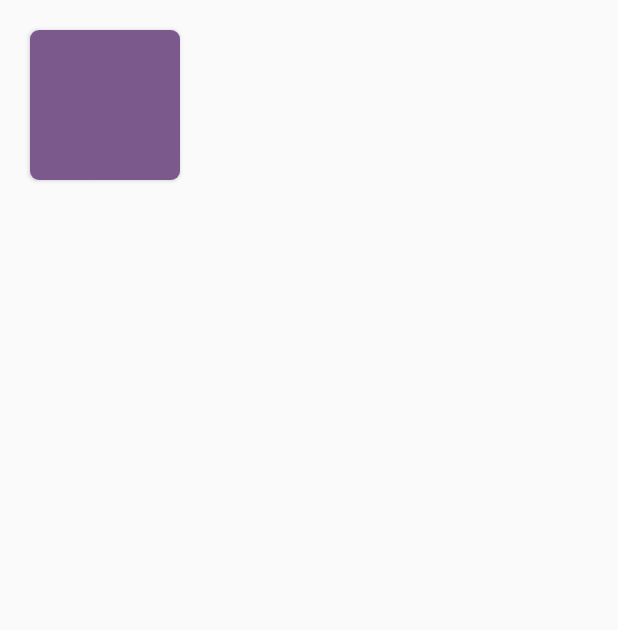
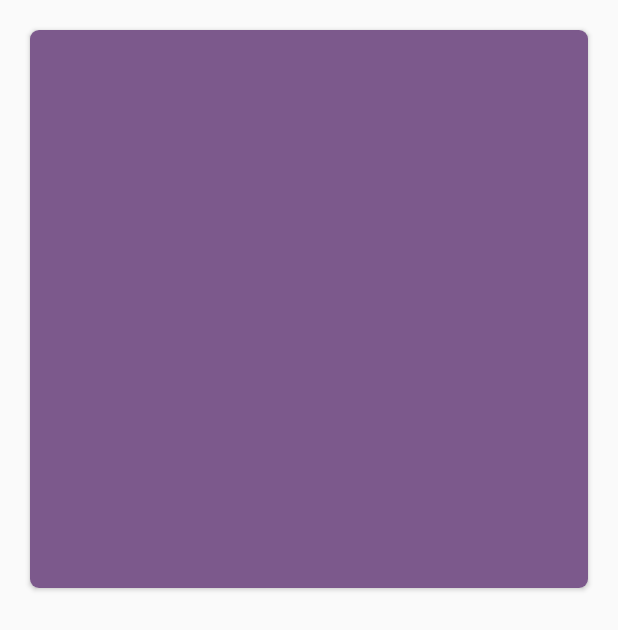
Before and after one commit to tattood/tattood-android, an Android app: the layout tattoo_item.xml on its own in the app's theme, with its tools: preview values and no code run, on a phone screen of 412 x 824 dp. Shown: the top 630 px of the screen. Run offline under Robolectric (Android 15) with nearby library versions, the phone set to English and light mode, and no system bars; plain views replace SimpleDraweeView.

Commit message:
Added SquareLayout

```diff
--- a/app/src/main/java/com/tattood/tattood/ProfileActivity.java
+++ b/app/src/main/java/com/tattood/tattood/ProfileActivity.java
@@ -13,7 +13,6 @@ import android.support.design.widget.TabLayout;
 import android.support.v4.app.Fragment;
 import android.support.v4.view.ViewPager;
 import android.support.v7.app.AppCompatActivity;
-import android.support.v7.widget.Toolbar;
 import android.view.View;
 import android.widget.TextView;
 
@@ -45,7 +44,6 @@ public class ProfileActivity extends AppCompatActivity {
 
         TextView tv_user = (TextView) findViewById(R.id.owner_name);
         tv_user.setText(user.username);
-        final Toolbar toolbar = (Toolbar) findViewById(R.id.toolbar);
         final CollapsingToolbarLayout collapsingToolbarLayout = (CollapsingToolbarLayout) findViewById(R.id.collapsing_toolbar);
         AppBarLayout appBarLayout = (AppBarLayout) findViewById(R.id.appbar);
         appBarLayout.addOnOffsetChangedListener(new AppBarLayout.OnOffsetChangedListener() {
--- a/app/src/main/java/com/tattood/tattood/ProfileFragment.java
+++ b/app/src/main/java/com/tattood/tattood/ProfileFragment.java
@@ -39,11 +39,9 @@ public class ProfileFragment extends Fragment {
     public View onCreateView(LayoutInflater inflater, ViewGroup container, Bundle savedInstanceState) {
         View v = inflater.inflate(R.layout.fragment_profile, container, false);
         mRecyclerView = (RecyclerView) v.findViewById(R.id.recyclerview);
-        mRecyclerView.setLayoutManager(new GridLayoutManager(mRecyclerView.getContext(), 2));
+        mRecyclerView.setLayoutManager(new GridLayoutManager(mRecyclerView.getContext(), 3));
         OnListFragmentInteractionListener listener = null;
-        if (user_name == null && source.equals("Public")) {
-            listener = new OnListFragmentInteractionListener(getContext());
-        } else if (user_name == null && source.equals("Private")) {
+        if (user_name == null && (source.equals("Public") || source.equals("Private"))) {
             listener = new OnListFragmentInteractionListener(getContext());
         }
         adapter = new TattooRecyclerViewAdapter(mRecyclerView.getContext(), listener);
--- /dev/null
+++ b/app/src/main/java/com/tattood/tattood/SquareLayout.java
@@ -0,0 +1,31 @@
+package com.tattood.tattood;
+
+import android.content.Context;
+import android.support.v7.widget.CardView;
+import android.util.AttributeSet;
+
+/**
+ * Created by eksi on 01/05/17.
+ */
+
+public class SquareLayout extends CardView {
+
+    public SquareLayout(Context context) {
+        super(context);
+    }
+
+    public SquareLayout(Context context, AttributeSet attrs) {
+        super(context, attrs);
+    }
+
+    public SquareLayout(Context context, AttributeSet attrs, int defStyle) {
+        super(context, attrs, defStyle);
+    }
+
+    @Override
+    protected void onMeasure(int width, int height) {
+        // note we are applying the width value as the height
+        super.onMeasure(width, width);
+    }
+
+}
--- a/app/src/main/res/layout/activity_see_more.xml
+++ b/app/src/main/res/layout/activity_see_more.xml
@@ -7,10 +7,8 @@
     android:orientation="vertical"
     android:background="@drawable/pattern7"
     tools:context="com.tattood.tattood.SeeMore">
-
     <android.support.v7.widget.RecyclerView
         android:layout_width="match_parent"
         android:layout_height="match_parent"
-        android:id="@+id/list_view"
-        android:layout_marginRight="20dp" />
+        android:id="@+id/list_view"/>
 </LinearLayout>
--- a/app/src/main/res/layout/tattoo_item.xml
+++ b/app/src/main/res/layout/tattoo_item.xml
@@ -1,35 +1,29 @@
 <?xml version="1.0" encoding="utf-8"?>
 
-<android.support.v7.widget.CardView
+<com.tattood.tattood.SquareLayout
     xmlns:android="http://schemas.android.com/apk/res/android"
     xmlns:fresco="http://schemas.android.com/apk/res-auto"
     xmlns:card_view="http://schemas.android.com/apk/res-auto"
-    android:layout_width="100dp"
-    android:layout_height="100dp"
-    android:padding="20dp"
-    android:layout_marginTop="20dp"
-    android:layout_marginBottom="20dp"
-    android:layout_marginRight="20dp"
-    android:layout_marginLeft="20dp"
+    android:layout_width="match_parent"
+    android:layout_height="match_parent"
+    android:layout_margin="20dp"
     card_view:cardCornerRadius="6dp">
-
+    <!--android:padding="20dp"-->
+    <!--android:layout_marginTop="20dp"-->
+    <!--android:layout_marginBottom="20dp"-->
+    <!--android:layout_marginRight="20dp"-->
+    <!--android:layout_marginLeft="20dp"-->
     <FrameLayout
         android:layout_width="match_parent"
         android:layout_height="match_parent"
         android:background="@color/colorTransPurple">
-
         <com.facebook.drawee.view.SimpleDraweeView
             android:id="@+id/item_image"
-            android:layout_width="fill_parent"
+            android:layout_width="match_parent"
             android:layout_height="match_parent"
             android:padding="2dp"
             android:contentDescription="@string/tattoo_description"
             android:gravity="center"
-            android:scaleType="fitXY"
             fresco:actualImageScaleType="fitXY" />
-
     </FrameLayout>
-
-
-
-</android.support.v7.widget.CardView>
+</com.tattood.tattood.SquareLayout>
```
Also changed, not shown: app/src/main/java/com/tattood/tattood/SeeMore.java (+4 -7 lines), 1 other file.
